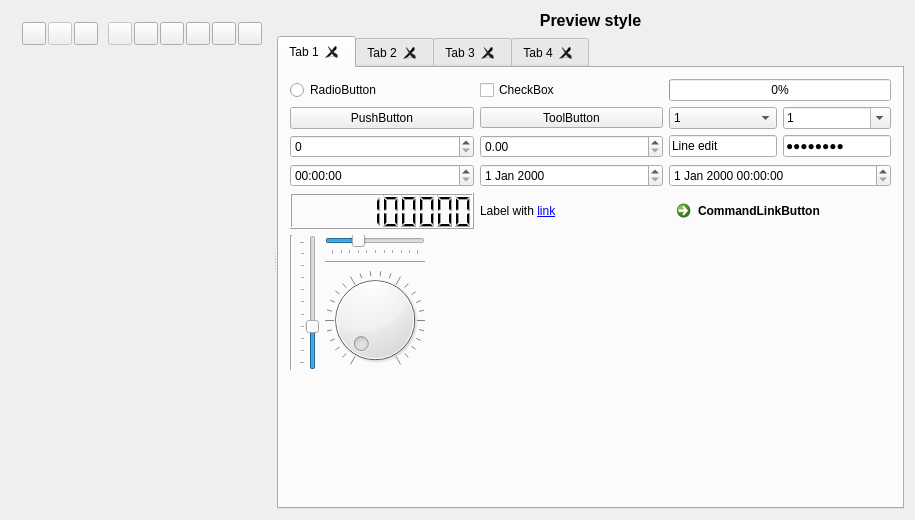
First picture: the form in QssEditor/qsseditor.ui, repository winsoft666/qss-editor, before the edit.
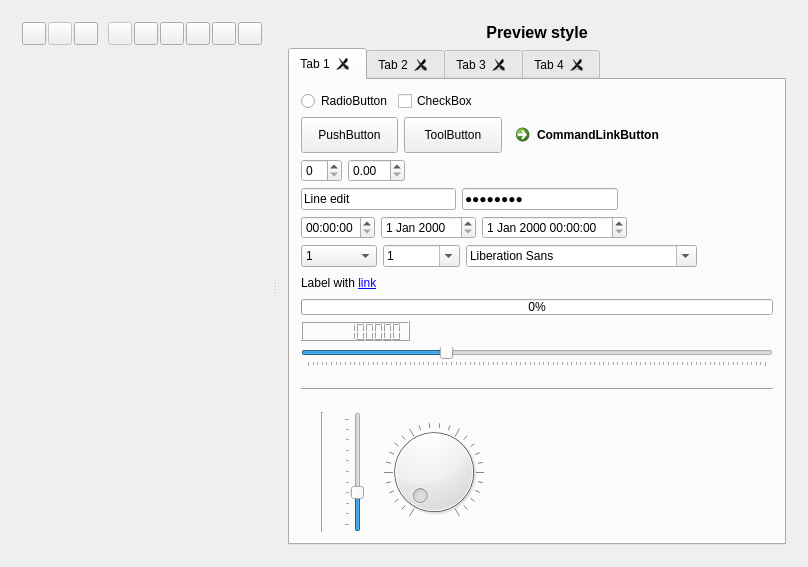
Second picture: the form after the edit. Icons and pictures are not drawn. Custom widgets are drawn as their Qt base class.

```diff
--- a/QssEditor/qsseditor.ui
+++ b/QssEditor/qsseditor.ui
@@ -6,8 +6,8 @@
    <rect>
     <x>0</x>
     <y>0</y>
-    <width>915</width>
-    <height>520</height>
+    <width>808</width>
+    <height>546</height>
    </rect>
   </property>
   <layout class="QGridLayout" name="gridLayout_4">
@@ -153,37 +153,54 @@
       </layout>
      </widget>
      <widget class="QWidget" name="widgetAllWidgets" native="true">
-      <layout class="QGridLayout" name="gridLayout">
-       <property name="leftMargin">
-        <number>0</number>
-       </property>
-       <property name="topMargin">
-        <number>0</number>
-       </property>
-       <property name="rightMargin">
-        <number>0</number>
-       </property>
-       <property name="bottomMargin">
-        <number>0</number>
-       </property>
-       <item row="0" column="0">
-        <widget class="QLabel" name="labelPreview">
-         <property name="font">
-          <font>
-           <pointsize>12</pointsize>
-           <weight>75</weight>
-           <bold>true</bold>
-          </font>
-         </property>
-         <property name="text">
-          <string>Preview style</string>
-         </property>
-         <property name="alignment">
-          <set>Qt::AlignCenter</set>
-         </property>
-        </widget>
+      <layout class="QVBoxLayout" name="verticalLayout_3">
+       <item>
+        <layout class="QHBoxLayout" name="horizontalLayout_10">
+         <item>
+          <spacer name="horizontalSpacer_12">
+           <property name="orientation">
+            <enum>Qt::Horizontal</enum>
+           </property>
+           <property name="sizeHint" stdset="0">
+            <size>
+             <width>40</width>
+             <height>20</height>
+            </size>
+           </property>
+          </spacer>
+         </item>
+         <item>
+          <widget class="QLabel" name="labelPreview">
+           <property name="font">
+            <font>
+             <pointsize>12</pointsize>
+             <bold>true</bold>
+            </font>
+           </property>
+           <property name="text">
+            <string>Preview style</string>
+           </property>
+           <property name="alignment">
+            <set>Qt::AlignCenter</set>
+           </property>
+          </widget>
+         </item>
+         <item>
+          <spacer name="horizontalSpacer_13">
+           <property name="orientation">
+            <enum>Qt::Horizontal</enum>
+           </property>
+           <property name="sizeHint" stdset="0">
+            <size>
+             <width>40</width>
+             <height>20</height>
+            </size>
+           </property>
+          </spacer>
+         </item>
+        </layout>
        </item>
-       <item row="1" column="0">
+       <item>
         <widget class="QTabWidget" name="tabWidget">
          <property name="currentIndex">
           <number>0</number>
@@ -198,18 +215,30 @@
           <attribute name="title">
            <string notr="true">Tab 1</string>
           </attribute>
-          <layout class="QGridLayout" name="gridLayout_7">
-           <item row="0" column="0" colspan="2">
-            <layout class="QGridLayout" name="gridLayout_6">
-             <item row="0" column="0">
+          <layout class="QVBoxLayout" name="verticalLayout_2">
+           <item>
+            <layout class="QHBoxLayout" name="horizontalLayout_2">
+             <item>
               <widget class="QRadioButton" name="radioButton">
+               <property name="sizePolicy">
+                <sizepolicy hsizetype="Minimum" vsizetype="Preferred">
+                 <horstretch>0</horstretch>
+                 <verstretch>0</verstretch>
+                </sizepolicy>
+               </property>
                <property name="text">
                 <string notr="true">RadioButton</string>
                </property>
               </widget>
              </item>
-             <item row="0" column="1">
+             <item>
               <widget class="QCheckBox" name="checkBox">
+               <property name="sizePolicy">
+                <sizepolicy hsizetype="Minimum" vsizetype="Preferred">
+                 <horstretch>0</horstretch>
+                 <verstretch>0</verstretch>
+                </sizepolicy>
+               </property>
                <property name="text">
                 <string notr="true">CheckBox</string>
                </property>
@@ -218,20 +247,27 @@
                </property>
               </widget>
              </item>
-             <item row="0" column="2">
-              <widget class="QProgressBar" name="progressBar">
-               <property name="maximum">
-                <number>20</number>
+             <item>
+              <spacer name="horizontalSpacer_2">
+               <property name="orientation">
+                <enum>Qt::Horizontal</enum>
                </property>
-               <property name="value">
-                <number>0</number>
+               <property name="sizeHint" stdset="0">
+                <size>
+                 <width>40</width>
+                 <height>20</height>
+                </size>
                </property>
-              </widget>
+              </spacer>
              </item>
-             <item row="1" column="0">
+            </layout>
+           </item>
+           <item>
+            <layout class="QHBoxLayout" name="horizontalLayout_3">
+             <item>
               <widget class="QPushButton" name="pushButton">
                <property name="sizePolicy">
-                <sizepolicy hsizetype="MinimumExpanding" vsizetype="Fixed">
+                <sizepolicy hsizetype="MinimumExpanding" vsizetype="Preferred">
                  <horstretch>0</horstretch>
                  <verstretch>0</verstretch>
                 </sizepolicy>
@@ -244,10 +280,10 @@
                </property>
               </widget>
              </item>
-             <item row="1" column="1">
+             <item>
               <widget class="QToolButton" name="toolButton">
                <property name="sizePolicy">
-                <sizepolicy hsizetype="MinimumExpanding" vsizetype="Fixed">
+                <sizepolicy hsizetype="MinimumExpanding" vsizetype="Preferred">
                  <horstretch>0</horstretch>
                  <verstretch>0</verstretch>
                 </sizepolicy>
@@ -260,101 +296,288 @@
                </property>
               </widget>
              </item>
-             <item row="1" column="2">
-              <layout class="QHBoxLayout" name="horizontalLayout_3">
+             <item>
+              <widget class="QCommandLinkButton" name="commandLinkButton">
+               <property name="text">
+                <string notr="true">CommandLinkButton</string>
+               </property>
+              </widget>
+             </item>
+             <item>
+              <spacer name="horizontalSpacer_5">
+               <property name="orientation">
+                <enum>Qt::Horizontal</enum>
+               </property>
+               <property name="sizeHint" stdset="0">
+                <size>
+                 <width>40</width>
+                 <height>20</height>
+                </size>
+               </property>
+              </spacer>
+             </item>
+            </layout>
+           </item>
+           <item>
+            <layout class="QHBoxLayout" name="horizontalLayout_4">
+             <item>
+              <widget class="QSpinBox" name="spinBox">
+               <property name="sizePolicy">
+                <sizepolicy hsizetype="Minimum" vsizetype="Preferred">
+                 <horstretch>0</horstretch>
+                 <verstretch>0</verstretch>
+                </sizepolicy>
+               </property>
+              </widget>
+             </item>
+             <item>
+              <widget class="QDoubleSpinBox" name="doubleSpinBox">
+               <property name="sizePolicy">
+                <sizepolicy hsizetype="Minimum" vsizetype="Preferred">
+                 <horstretch>0</horstretch>
+                 <verstretch>0</verstretch>
+                </sizepolicy>
+               </property>
+              </widget>
+             </item>
+             <item>
+              <spacer name="horizontalSpacer_6">
+               <property name="orientation">
+                <enum>Qt::Horizontal</enum>
+               </property>
+               <property name="sizeHint" stdset="0">
+                <size>
+                 <width>40</width>
+                 <height>20</height>
+                </size>
+               </property>
+              </spacer>
+             </item>
+            </layout>
+           </item>
+           <item>
+            <layout class="QHBoxLayout" name="horizontalLayout_5">
+             <item>
+              <widget class="QLineEdit" name="lineEdit">
+               <property name="sizePolicy">
+                <sizepolicy hsizetype="Expanding" vsizetype="Preferred">
+                 <horstretch>0</horstretch>
+                 <verstretch>0</verstretch>
+                </sizepolicy>
+               </property>
+               <property name="text">
+                <string notr="true">Line edit</string>
+               </property>
+              </widget>
+             </item>
+             <item>
+              <widget class="QLineEdit" name="lineEdit_2">
+               <property name="sizePolicy">
+                <sizepolicy hsizetype="Expanding" vsizetype="Preferred">
+                 <horstretch>0</horstretch>
+                 <verstretch>0</verstretch>
+                </sizepolicy>
+               </property>
+               <property name="text">
+                <string notr="true">Password</string>
+               </property>
+               <property name="echoMode">
+                <enum>QLineEdit::Password</enum>
+               </property>
+              </widget>
+             </item>
+             <item>
+              <spacer name="horizontalSpacer_7">
+               <property name="orientation">
+                <enum>Qt::Horizontal</enum>
+               </property>
+               <property name="sizeHint" stdset="0">
+                <size>
+                 <width>40</width>
+                 <height>20</height>
+                </size>
+               </property>
+              </spacer>
+             </item>
+            </layout>
+           </item>
+           <item>
+            <layout class="QHBoxLayout" name="horizontalLayout_6">
+             <item>
+              <widget class="QTimeEdit" name="timeEdit">
+               <property name="sizePolicy">
+                <sizepolicy hsizetype="Minimum" vsizetype="Preferred">
+                 <horstretch>0</horstretch>
+                 <verstretch>0</verstretch>
+                </sizepolicy>
+               </property>
+              </widget>
+             </item>
+             <item>
+              <widget class="QDateEdit" name="dateEdit">
+               <property name="sizePolicy">
+                <sizepolicy hsizetype="Minimum" vsizetype="Preferred">
+                 <horstretch>0</horstretch>
+                 <verstretch>0</verstretch>
+                </sizepolicy>
+               </property>
+              </widget>
+             </item>
+             <item>
+              <widget class="QDateTimeEdit" name="dateTimeEdit">
+               <property name="sizePolicy">
+                <sizepolicy hsizetype="Minimum" vsizetype="Preferred">
+                 <horstretch>0</horstretch>
+                 <verstretch>0</verstretch>
+                </sizepolicy>
+               </property>
+              </widget>
+             </item>
+             <item>
+              <spacer name="horizontalSpacer_8">
+               <property name="orientation">
+                <enum>Qt::Horizontal</enum>
+               </property>
+               <property name="sizeHint" stdset="0">
+                <size>
+                 <width>40</width>
+                 <height>20</height>
+                </size>
+               </property>
+              </spacer>
+             </item>
+            </layout>
+           </item>
+           <item>
+            <layout class="QHBoxLayout" name="horizontalLayout_7">
+             <item>
+              <widget class="QComboBox" name="comboBoxReadOnly">
+               <property name="sizePolicy">
+                <sizepolicy hsizetype="MinimumExpanding" vsizetype="Preferred">
+                 <horstretch>0</horstretch>
+                 <verstretch>0</verstretch>
+                </sizepolicy>
+               </property>
                <item>
-                <widget class="QComboBox" name="comboBoxReadOnly">
-                 <property name="sizePolicy">
-                  <sizepolicy hsizetype="MinimumExpanding" vsizetype="Fixed">
-                   <horstretch>0</horstretch>
-                   <verstretch>0</verstretch>
-                  </sizepolicy>
-                 </property>
-                 <item>
-                  <property name="text">
-                   <string notr="true">1</string>
-                  </property>
-                 </item>
-                 <item>
-                  <property name="text">
-                   <string notr="true">2</string>
-                  </property>
-                 </item>
-                 <item>
-                  <property name="text">
-                   <string notr="true">3</string>
-                  </property>
-                 </item>
-                </widget>
+                <property name="text">
+                 <string notr="true">1</string>
+                </property>
                </item>
                <item>
-                <widget class="QComboBox" name="comboBoxEditable">
-                 <property name="sizePolicy">
-                  <sizepolicy hsizetype="MinimumExpanding" vsizetype="Fixed">
-                   <horstretch>0</horstretch>
-                   <verstretch>0</verstretch>
-                  </sizepolicy>
-                 </property>
-                 <property name="editable">
-                  <bool>true</bool>
-                 </property>
-                 <item>
-                  <property name="text">
-                   <string notr="true">1</string>
-                  </property>
-                 </item>
-                 <item>
-                  <property name="text">
-                   <string notr="true">2</string>
-                  </property>
-                 </item>
-                 <item>
-                  <property name="text">
-                   <string notr="true">3</string>
-                  </property>
-                 </item>
-                </widget>
+                <property name="text">
+                 <string notr="true">2</string>
+                </property>
                </item>
-              </layout>
+               <item>
+                <property name="text">
+                 <string notr="true">3</string>
+                </property>
+               </item>
+              </widget>
              </item>
-             <item row="2" column="0">
-              <widget class="QSpinBox" name="spinBox"/>
-             </item>
-             <item row="2" column="1">
-              <widget class="QDoubleSpinBox" name="doubleSpinBox"/>
-             </item>
-             <item row="2" column="2">
-              <layout class="QHBoxLayout" name="horizontalLayout_2">
+             <item>
+              <widget class="QComboBox" name="comboBoxEditable">
+               <property name="sizePolicy">
+                <sizepolicy hsizetype="MinimumExpanding" vsizetype="Preferred">
+                 <horstretch>0</horstretch>
+                 <verstretch>0</verstretch>
+                </sizepolicy>
+               </property>
+               <property name="editable">
+                <bool>true</bool>
+               </property>
                <item>
-                <widget class="QLineEdit" name="lineEdit">
-                 <property name="text">
-                  <string notr="true">Line edit</string>
-                 </property>
-                </widget>
+                <property name="text">
+                 <string notr="true">1</string>
+                </property>
                </item>
                <item>
-                <widget class="QLineEdit" name="lineEdit_2">
-                 <property name="text">
-                  <string notr="true">Password</string>
-                 </property>
-                 <property name="echoMode">
-                  <enum>QLineEdit::Password</enum>
-                 </property>
-                </widget>
+                <property name="text">
+                 <string notr="true">2</string>
+                </property>
                </item>
-              </layout>
+               <item>
+                <property name="text">
+                 <string notr="true">3</string>
+                </property>
+               </item>
+              </widget>
              </item>
-             <item row="3" column="0">
-              <widget class="QTimeEdit" name="timeEdit"/>
+             <item>
+              <widget class="QFontComboBox" name="fontComboBox">
+               <property name="sizePolicy">
+                <sizepolicy hsizetype="Preferred" vsizetype="Preferred">
+                 <horstretch>0</horstretch>
+                 <verstretch>0</verstretch>
+                </sizepolicy>
+               </property>
+              </widget>
              </item>
-             <item row="3" column="1">
-              <widget class="QDateEdit" name="dateEdit"/>
+             <item>
+              <spacer name="horizontalSpacer_9">
+               <property name="orientation">
+                <enum>Qt::Horizontal</enum>
+               </property>
+               <property name="sizeHint" stdset="0">
+                <size>
+                 <width>40</width>
+                 <height>20</height>
+                </size>
+               </property>
+              </spacer>
              </item>
-             <item row="3" column="2">
-              <widget class="QDateTimeEdit" name="dateTimeEdit"/>
+            </layout>
+           </item>
+           <item>
+            <layout class="QHBoxLayout" name="horizontalLayout_8">
+             <item>
+              <widget class="QLabel" name="label">
+               <property name="text">
+                <string notr="true">Label with &lt;a href=&quot;http://google.com&quot;&gt;link&lt;/a&gt;</string>
+               </property>
+              </widget>
              </item>
-             <item row="4" column="0">
+             <item>
+              <spacer name="horizontalSpacer_10">
+               <property name="orientation">
+                <enum>Qt::Horizontal</enum>
+               </property>
+               <property name="sizeHint" stdset="0">
+                <size>
+                 <width>40</width>
+                 <height>20</height>
+                </size>
+               </property>
+              </spacer>
+             </item>
+            </layout>
+           </item>
+           <item>
+            <widget class="QProgressBar" name="progressBar">
+             <property name="sizePolicy">
+              <sizepolicy hsizetype="Expanding" vsizetype="Preferred">
+               <horstretch>0</horstretch>
+               <verstretch>0</verstretch>
+              </sizepolicy>
+             </property>
+             <property name="maximum">
+              <number>20</number>
+             </property>
+             <property name="value">
+              <number>0</number>
+             </property>
+            </widget>
+           </item>
+           <item>
+            <layout class="QHBoxLayout" name="horizontalLayout_9">
+             <item>
               <widget class="QLCDNumber" name="lcdNumber">
+               <property name="sizePolicy">
+                <sizepolicy hsizetype="Minimum" vsizetype="Preferred">
+                 <horstretch>0</horstretch>
+                 <verstretch>0</verstretch>
+                </sizepolicy>
+               </property>
                <property name="digitCount">
                 <number>10</number>
                </property>
@@ -363,33 +586,126 @@
                </property>
               </widget>
              </item>
-             <item row="4" column="1">
-              <widget class="QLabel" name="label">
-               <property name="text">
-                <string notr="true">Label with &lt;a href=&quot;http://google.com&quot;&gt;link&lt;/a&gt;</string>
+             <item>
+              <spacer name="horizontalSpacer_11">
+               <property name="orientation">
+                <enum>Qt::Horizontal</enum>
                </property>
-              </widget>
-             </item>
-             <item row="4" column="2">
-              <widget class="QCommandLinkButton" name="commandLinkButton">
-               <property name="text">
-                <string notr="true">CommandLinkButton</string>
+               <property name="sizeHint" stdset="0">
+                <size>
+                 <width>40</width>
+                 <height>20</height>
+                </size>
                </property>
-              </widget>
+              </spacer>
              </item>
             </layout>
            </item>
-           <item row="2" column="0">
-            <layout class="QGridLayout" name="gridLayout_5">
-             <item row="0" column="0" rowspan="3">
+           <item>
+            <widget class="QSlider" name="horizontalSlider">
+             <property name="sizePolicy">
+              <sizepolicy hsizetype="Expanding" vsizetype="Fixed">
+               <horstretch>0</horstretch>
+               <verstretch>0</verstretch>
+              </sizepolicy>
+             </property>
+             <property name="value">
+              <number>30</number>
+             </property>
+             <property name="orientation">
+              <enum>Qt::Horizontal</enum>
+             </property>
+             <property name="tickPosition">
+              <enum>QSlider::TicksBelow</enum>
+             </property>
+            </widget>
+           </item>
+           <item>
+            <spacer name="verticalSpacer_4">
+             <property name="orientation">
+              <enum>Qt::Vertical</enum>
+             </property>
+             <property name="sizeType">
+              <enum>QSizePolicy::Fixed</enum>
+             </property>
+             <property name="sizeHint" stdset="0">
+              <size>
+               <width>20</width>
+               <height>15</height>
+              </size>
+             </property>
+            </spacer>
+           </item>
+           <item>
+            <widget class="Line" name="line">
+             <property name="sizePolicy">
+              <sizepolicy hsizetype="Expanding" vsizetype="Fixed">
+               <horstretch>0</horstretch>
+               <verstretch>0</verstretch>
+              </sizepolicy>
+             </property>
+             <property name="orientation">
+              <enum>Qt::Horizontal</enum>
+             </property>
+            </widget>
+           </item>
+           <item>
+            <spacer name="verticalSpacer_3">
+             <property name="orientation">
+              <enum>Qt::Vertical</enum>
+             </property>
+             <property name="sizeType">
+              <enum>QSizePolicy::Fixed</enum>
+             </property>
+             <property name="sizeHint" stdset="0">
+              <size>
+               <width>20</width>
+               <height>15</height>
+              </size>
+             </property>
+            </spacer>
+           </item>
+           <item>
+            <layout class="QHBoxLayout" name="horizontalLayout_11">
+             <property name="spacing">
+              <number>20</number>
+             </property>
+             <property name="leftMargin">
+              <number>20</number>
+             </property>
+             <item>
               <widget class="Line" name="line_2">
+               <property name="sizePolicy">
+                <sizepolicy hsizetype="Fixed" vsizetype="Minimum">
+                 <horstretch>0</horstretch>
+                 <verstretch>0</verstretch>
+                </sizepolicy>
+               </property>
+               <property name="minimumSize">
+                <size>
+                 <width>0</width>
+                 <height>120</height>
+                </size>
+               </property>
                <property name="orientation">
                 <enum>Qt::Vertical</enum>
                </property>
               </widget>
              </item>
-             <item row="0" column="1" rowspan="3">
+             <item>
               <widget class="QSlider" name="verticalSlider">
+               <property name="sizePolicy">
+                <sizepolicy hsizetype="Fixed" vsizetype="Minimum">
+                 <horstretch>0</horstretch>
+                 <verstretch>0</verstretch>
+                </sizepolicy>
+               </property>
+               <property name="minimumSize">
+                <size>
+                 <width>0</width>
+                 <height>120</height>
+                </size>
+               </property>
                <property name="value">
                 <number>30</number>
                </property>
@@ -401,55 +717,29 @@
                </property>
               </widget>
              </item>
-             <item row="0" column="2">
-              <widget class="QSlider" name="horizontalSlider">
-               <property name="sizePolicy">
-                <sizepolicy hsizetype="Minimum" vsizetype="Fixed">
-                 <horstretch>0</horstretch>
-                 <verstretch>0</verstretch>
-                </sizepolicy>
-               </property>
-               <property name="value">
-                <number>30</number>
-               </property>
-               <property name="orientation">
-                <enum>Qt::Horizontal</enum>
-               </property>
-               <property name="tickPosition">
-                <enum>QSlider::TicksBelow</enum>
-               </property>
-              </widget>
-             </item>
-             <item row="1" column="2">
-              <widget class="Line" name="line">
-               <property name="orientation">
-                <enum>Qt::Horizontal</enum>
-               </property>
-              </widget>
-             </item>
-             <item row="2" column="2">
+             <item>
               <widget class="QDial" name="dial">
                <property name="notchesVisible">
                 <bool>true</bool>
                </property>
               </widget>
              </item>
+             <item>
+              <spacer name="horizontalSpacer_14">
+               <property name="orientation">
+                <enum>Qt::Horizontal</enum>
+               </property>
+               <property name="sizeHint" stdset="0">
+                <size>
+                 <width>40</width>
+                 <height>20</height>
+                </size>
+               </property>
+              </spacer>
+             </item>
             </layout>
            </item>
-           <item row="2" column="1">
-            <spacer name="horizontalSpacer_2">
-             <property name="orientation">
-              <enum>Qt::Horizontal</enum>
-             </property>
-             <property name="sizeHint" stdset="0">
-              <size>
-               <width>0</width>
-               <height>20</height>
-              </size>
-             </property>
-            </spacer>
-           </item>
-           <item row="3" column="0">
+           <item>
             <spacer name="verticalSpacer">
              <property name="orientation">
               <enum>Qt::Vertical</enum>
@@ -457,7 +747,7 @@
              <property name="sizeHint" stdset="0">
               <size>
                <width>20</width>
-               <height>0</height>
+               <height>38</height>
               </size>
              </property>
             </spacer>
```
Left out of the diff: 27 changed lines with no effect on the pictures.
